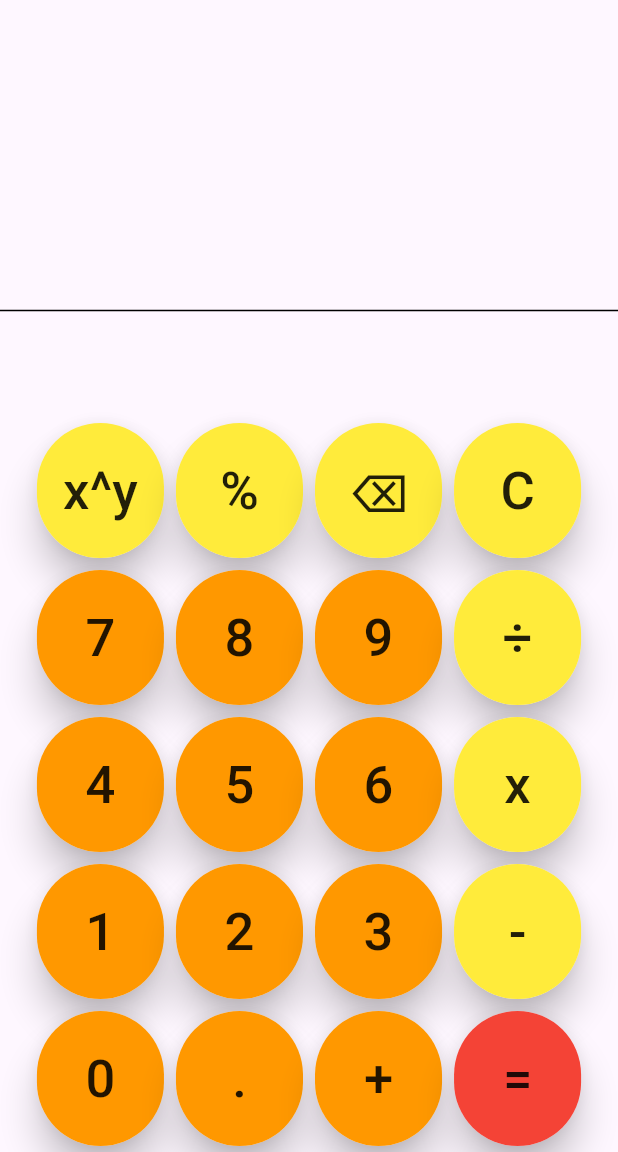
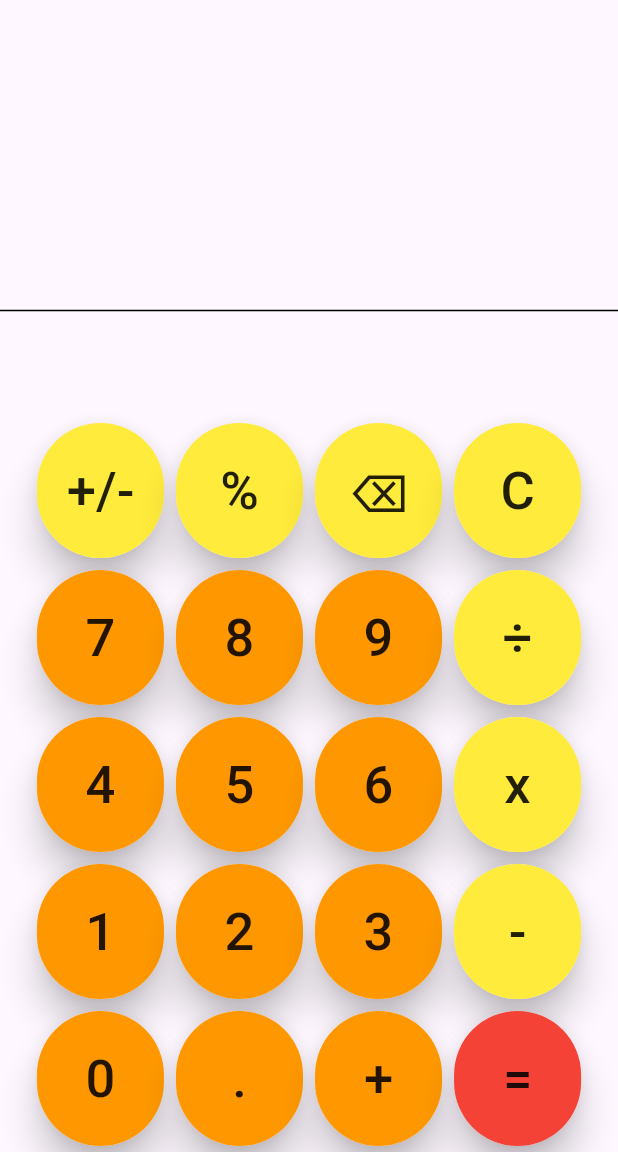
Before and after one commit to Asad-Zaidi/Flutter-Calculator, a Flutter app: the screen it shows after launch, on a phone screen of 412 x 824 dp, the part 84-1236 px from its top. Run offline on Flutter 3.47's test engine with Material 3 defaults, Android fonts, the phone set to English and light mode, and no system bars; our stand-ins replace lottie.

Commit message:
new button

```diff
--- a/lib/screens/home.dart
+++ b/lib/screens/home.dart
@@ -82,7 +82,7 @@ class _HomeScreenState extends State<HomeScreen> {
               child: Table(
                 children: [
                   TableRow(children: [
-                    myButton("x^y", 1, yellow),
+                    myButton("+/-", 1, yellow),
                     myButton("%", 1, yellow),
                     myButton("⌫", 1, yellow),
                     myButton("C", 1, yellow),
```
